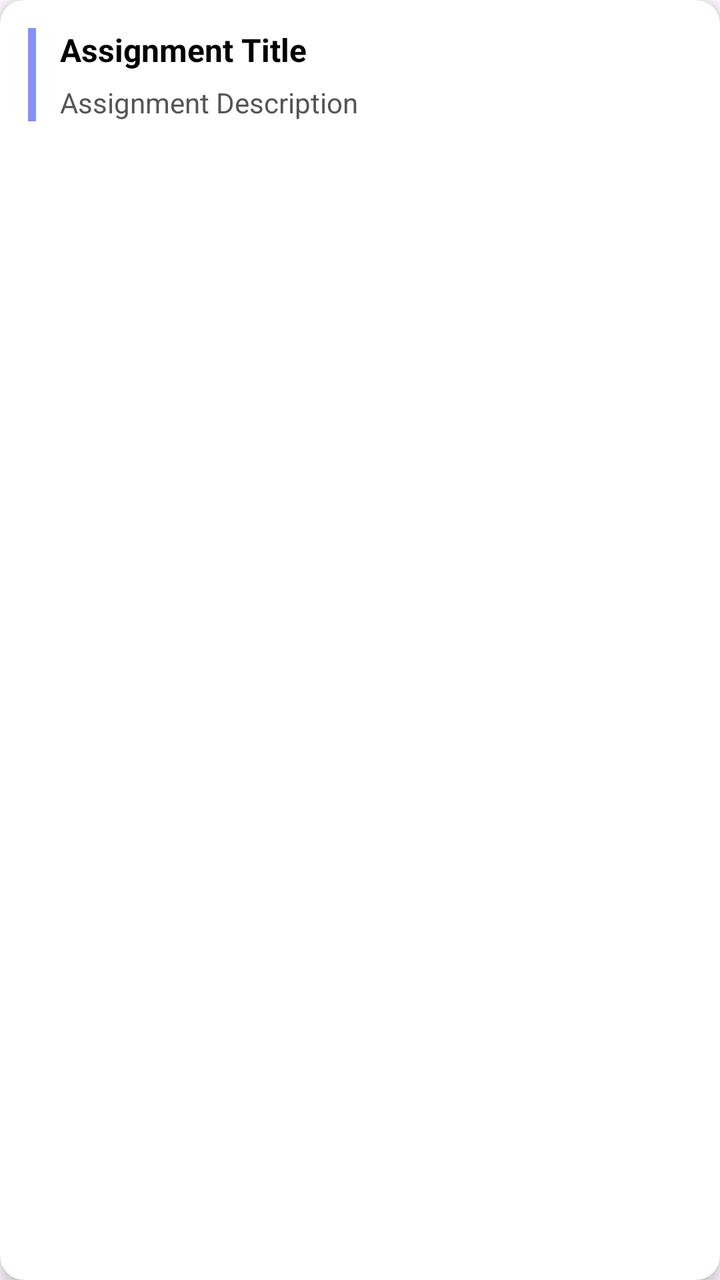
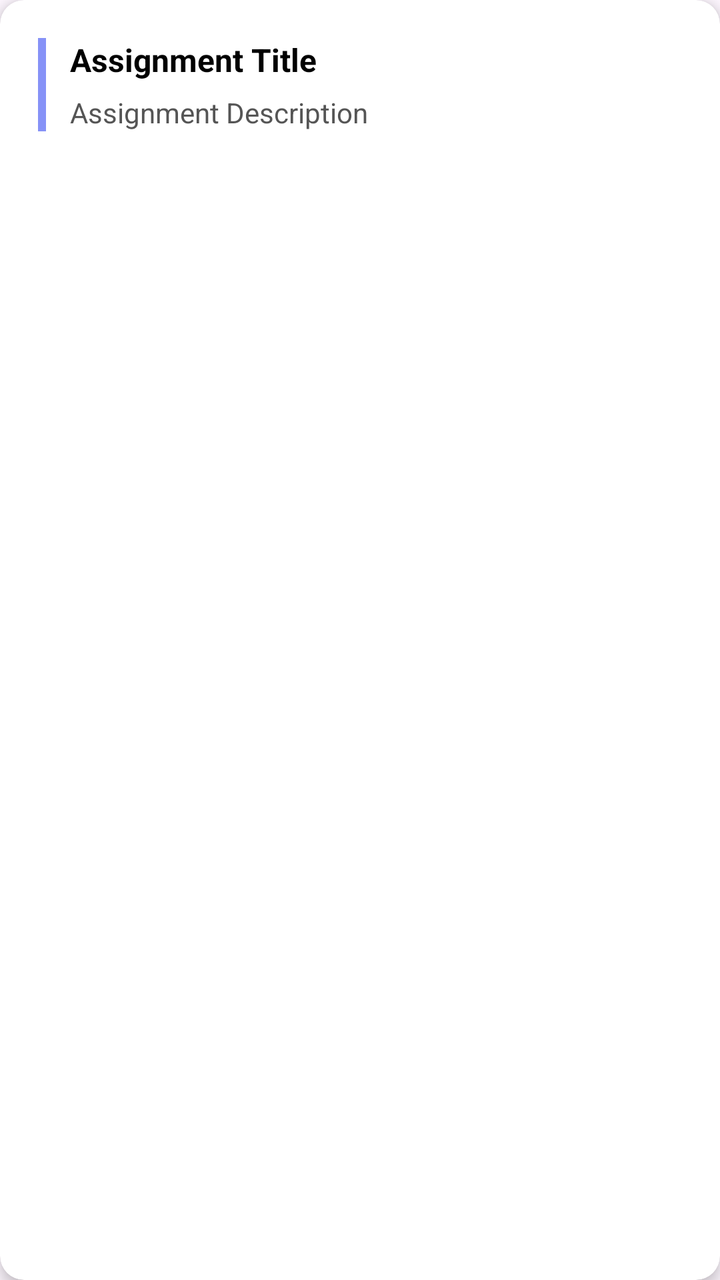

Two renders of the same Android screen: before a commit and after it. Below are the layout's source before the change and the commit's diff.
<!-- AndroidManifest.xml: application theme Theme.TSTAR.Light -->
<!-- res/layout/tassignmentsview.xml -->
<?xml version="1.0" encoding="utf-8"?>
<androidx.cardview.widget.CardView
    xmlns:android="http://schemas.android.com/apk/res/android"
    xmlns:app="http://schemas.android.com/apk/res-auto"
    android:layout_width="match_parent"
    android:layout_height="wrap_content"
    android:layout_marginBottom="12dp"
    app:cardCornerRadius="12dp"
    app:cardElevation="4dp"
    app:cardBackgroundColor="@color/white">

    <androidx.constraintlayout.widget.ConstraintLayout
        android:layout_width="match_parent"
        android:layout_height="wrap_content"
        android:padding="14dp">

        
        <View
            android:id="@+id/leftLine"
            android:layout_width="4dp"
            android:layout_height="0dp"
            android:background="@color/maroon_variant"
            app:layout_constraintTop_toTopOf="parent"
            app:layout_constraintBottom_toBottomOf="parent"
            app:layout_constraintStart_toStartOf="parent"/>

        
        <LinearLayout
            android:orientation="vertical"
            android:layout_width="0dp"
            android:layout_height="wrap_content"
            android:layout_marginStart="12dp"
            app:layout_constraintStart_toEndOf="@id/leftLine"
            app:layout_constraintEnd_toEndOf="parent"
            app:layout_constraintTop_toTopOf="parent">

            <TextView
                android:id="@+id/tvAssignmentTitle"
                android:text="Assignment Title"
                android:textStyle="bold"
                android:textSize="16sp"
                android:maxLines="1"
                android:ellipsize="end"
                android:textColor="@color/black"
                android:layout_width="match_parent"
                android:layout_height="wrap_content"/>

            <TextView
                android:id="@+id/tvAssignmentDesc"
                android:text="Assignment Description"
                android:textSize="14sp"
                android:maxLines="3"
                android:ellipsize="end"
                android:textColor="#555555"
                android:layout_marginTop="6dp"
                android:layout_width="match_parent"
                android:layout_height="wrap_content"/>

        </LinearLayout>

    </androidx.constraintlayout.widget.ConstraintLayout>

</androidx.cardview.widget.CardView>
<!-- resources referenced by this layout -->
<resources>
  <color name="black">#FF000000</color>
  <color name="maroon_variant">#8692f7</color>
  <color name="white">#FFFFFF</color>
  <style name="Theme.TSTAR.Light" parent="Theme.Material3.Light.NoActionBar">
          <item name="android:windowLightStatusBar">true</item>
          <item name="android:forceDarkAllowed">false</item>
  
  
          
          <item name="colorPrimary">@color/Lavender</item>
          <item name="colorPrimaryVariant">@color/Dark_Lavender</item>
          <item name="colorOnPrimary">@color/white</item>
  
          
          <item name="android:statusBarColor">@color/Dark_Lavender</item>
  
          
          <item name="android:windowLightStatusBar">false</item>
  
      </style>
  <color name="Lavender">#8692f7</color>
  <color name="Dark_Lavender">#707CD9</color>
</resources>

<!-- the commit's change to res/layout/tassignmentsview.xml (unified diff, before → after) -->
@@ -12,6 +12,7 @@
     <androidx.constraintlayout.widget.ConstraintLayout
         android:layout_width="match_parent"
         android:layout_height="wrap_content"
+        android:layout_margin="5sp"
         android:padding="14dp">
 
         
